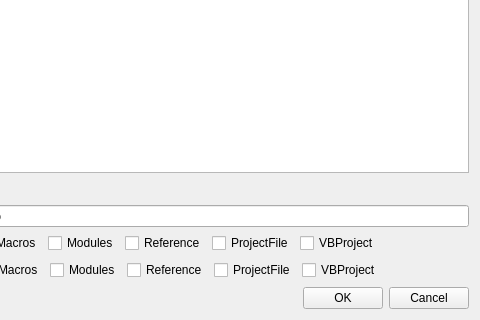
The window that cvscontroller/src/cvscontroller/view/maindialog.ui (shoderico/AccessCvs) describes before a commit, drawn with Qt 5; both pictures show x 502 to 982 and y 243 to 563 of the 982 by 563 pixel window.
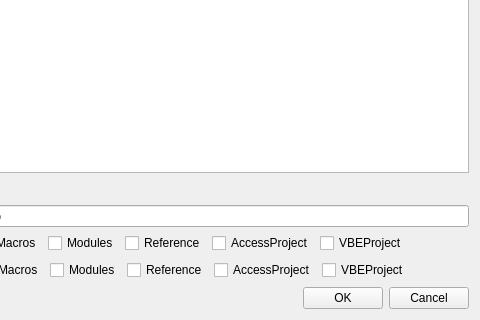
The same window after the commit.

Commit message: [AC-41] change filenames for project-file and vb-project

What changed in the file:
```diff
--- a/cvscontroller/src/cvscontroller/view/maindialog.ui
+++ b/cvscontroller/src/cvscontroller/view/maindialog.ui
@@ -152,14 +152,14 @@
        <item>
         <widget class="QCheckBox" name="showProjectFileCheckBox">
          <property name="text">
-          <string>ProjectFile</string>
+          <string>AccessProject</string>
          </property>
         </widget>
        </item>
        <item>
         <widget class="QCheckBox" name="showVBProjectCheckBox">
          <property name="text">
-          <string>VBProject</string>
+          <string>VBEProject</string>
          </property>
         </widget>
        </item>
@@ -253,14 +253,14 @@
        <item>
         <widget class="QCheckBox" name="selectProjectFileCheckBox">
          <property name="text">
-          <string>ProjectFile</string>
+          <string>AccessProject</string>
          </property>
         </widget>
        </item>
        <item>
         <widget class="QCheckBox" name="selectVBProjectCheckBox">
          <property name="text">
-          <string>VBProject</string>
+          <string>VBEProject</string>
          </property>
         </widget>
        </item>
```
The commit also changes 1 other file.
